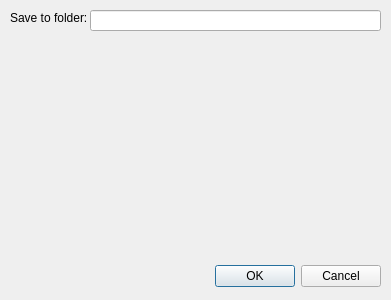
First picture: the form in src/view/ui/addtorrentdialog.ui, repository RdeWilde/JoyStream, before the edit.
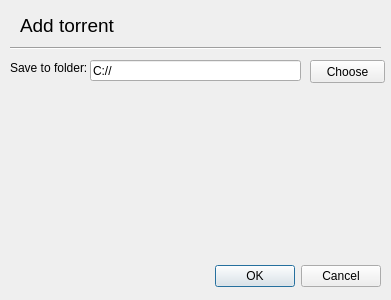
Second picture: the form after the edit.

Commit message: Did more work on add torrent form

What changed in the file:
```diff
--- a/src/view/ui/addtorrentdialog.ui
+++ b/src/view/ui/addtorrentdialog.ui
@@ -10,15 +10,21 @@
     <height>300</height>
    </rect>
   </property>
+  <property name="sizePolicy">
+   <sizepolicy hsizetype="Fixed" vsizetype="Fixed">
+    <horstretch>0</horstretch>
+    <verstretch>0</verstretch>
+   </sizepolicy>
+  </property>
   <property name="windowTitle">
    <string>Dialog</string>
   </property>
   <widget class="QDialogButtonBox" name="buttonBox">
    <property name="geometry">
     <rect>
-     <x>40</x>
+     <x>10</x>
      <y>260</y>
-     <width>341</width>
+     <width>371</width>
      <height>32</height>
     </rect>
    </property>
@@ -33,17 +39,20 @@
    <property name="geometry">
     <rect>
      <x>90</x>
-     <y>10</y>
-     <width>291</width>
+     <y>60</y>
+     <width>211</width>
      <height>21</height>
     </rect>
    </property>
+   <property name="text">
+    <string>C://</string>
+   </property>
   </widget>
   <widget class="QLabel" name="label">
    <property name="geometry">
     <rect>
      <x>10</x>
-     <y>10</y>
+     <y>60</y>
      <width>91</width>
      <height>16</height>
     </rect>
@@ -52,6 +61,50 @@
     <string>Save to folder:</string>
    </property>
   </widget>
+  <widget class="QLabel" name="windowTitleLabel">
+   <property name="geometry">
+    <rect>
+     <x>20</x>
+     <y>10</y>
+     <width>141</width>
+     <height>31</height>
+    </rect>
+   </property>
+   <property name="font">
+    <font>
+     <pointsize>14</pointsize>
+    </font>
+   </property>
+   <property name="text">
+    <string>Add torrent</string>
+   </property>
+  </widget>
+  <widget class="Line" name="windowTitleLine">
+   <property name="geometry">
+    <rect>
+     <x>10</x>
+     <y>40</y>
+     <width>371</width>
+     <height>16</height>
+    </rect>
+   </property>
+   <property name="orientation">
+    <enum>Qt::Horizontal</enum>
+   </property>
+  </widget>
+  <widget class="QPushButton" name="saveToFolderPushButton">
+   <property name="geometry">
+    <rect>
+     <x>310</x>
+     <y>60</y>
+     <width>75</width>
+     <height>23</height>
+    </rect>
+   </property>
+   <property name="text">
+    <string>Choose</string>
+   </property>
+  </widget>
  </widget>
  <resources/>
  <connections>
```
Left out of the diff: 9 changed lines with no effect on the pictures. The commit also changes 9 other files.
